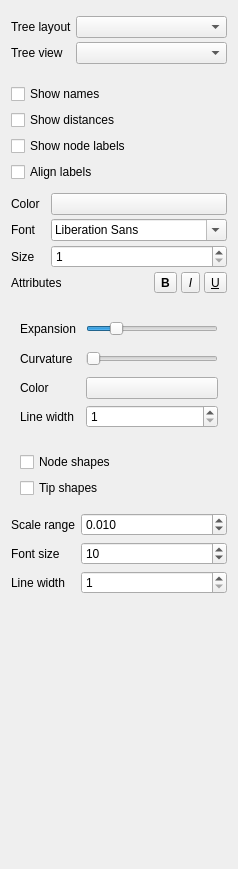
Qt form src/corelibs/U2View/src/ov_msa/phy_tree_tab/TreeOptionsWidget.ui (violethaze74/ugene) before a commit.
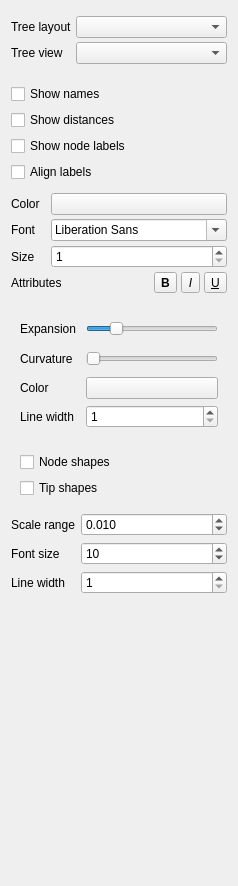
The same form after that commit.

Patch:
```diff
--- a/src/corelibs/U2View/src/ov_msa/phy_tree_tab/TreeOptionsWidget.ui
+++ b/src/corelibs/U2View/src/ov_msa/phy_tree_tab/TreeOptionsWidget.ui
@@ -10,7 +10,7 @@
     <x>0</x>
     <y>0</y>
     <width>238</width>
-    <height>869</height>
+    <height>886</height>
    </rect>
   </property>
   <property name="sizePolicy">
```
Left out of the diff: 2 changed lines with no effect on the pictures.
